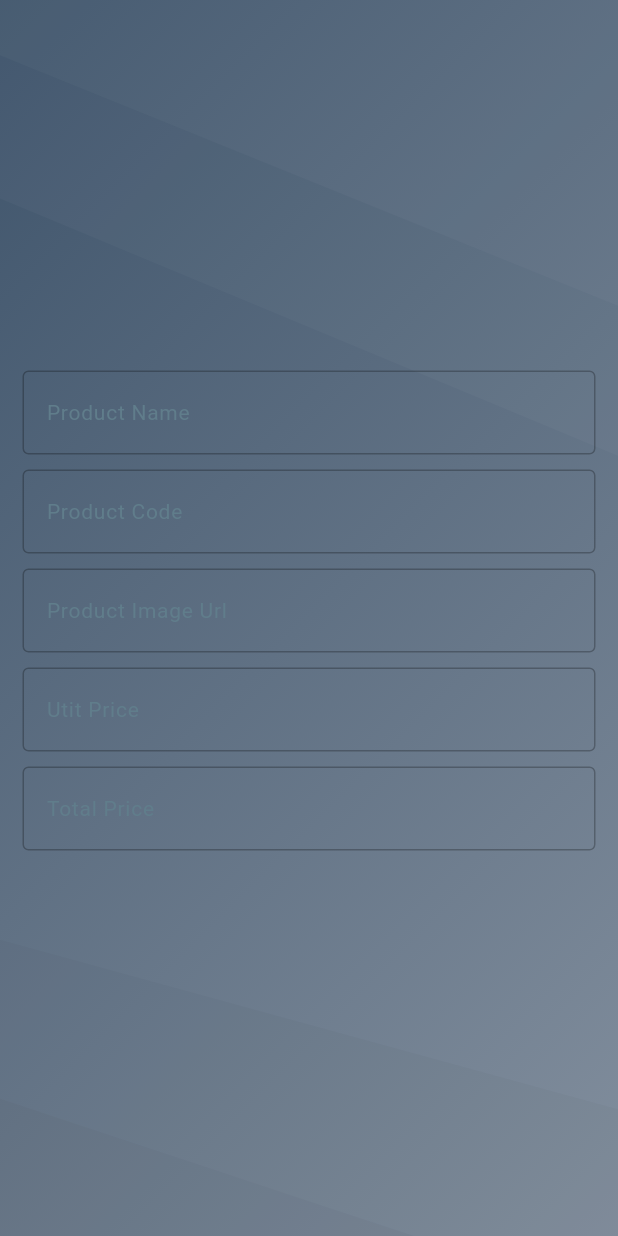
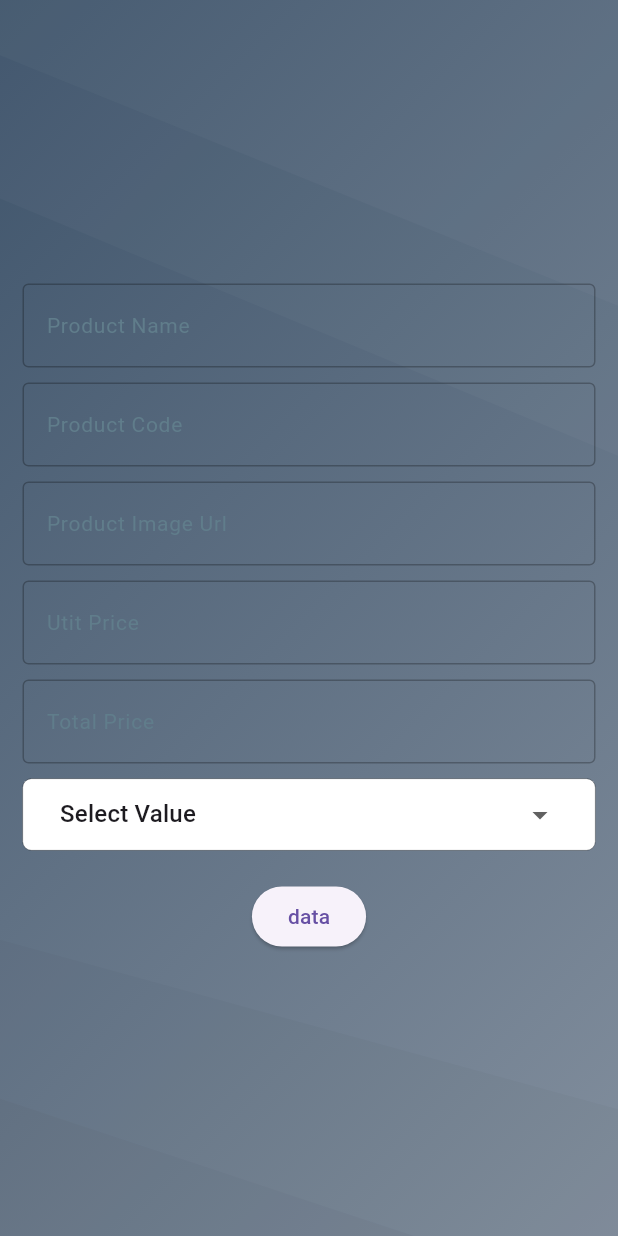
Before and after one commit to alazad214/crud-app, a Flutter app: the screen it shows after launch, on a phone screen of 412 x 824 dp. Run offline on Flutter 3.47's test engine with Material 3 defaults, Android fonts, the light colour scheme and no system bars; our stand-ins replace flutter_svg.

Commit message:
dropdown button and elevedetd button added

```diff
--- a/lib/app/home/view/home.dart
+++ b/lib/app/home/view/home.dart
@@ -8,35 +8,94 @@ class Home extends StatelessWidget {
   @override
   Widget build(BuildContext context) {
     return Scaffold(
-      body: Stack(
+      body: Center(
+        child: SingleChildScrollView(
+          child: Stack(
+            alignment: Alignment.center,
             children: [
               appBackgound(context),
               Container(
-            alignment: Alignment.center,
                   width: double.infinity,
-            padding: const EdgeInsets.symmetric(horizontal: 10, vertical: 30),
-            child: const Column(
+                  padding:
+                      const EdgeInsets.symmetric(horizontal: 10, vertical: 30),
+                  child: Column(
                       mainAxisAlignment: MainAxisAlignment.center,
                       children: [
-                CustomTextfield(
+                        const CustomTextfield(
                           hinttext: 'Product Name',
                         ),
-                CustomTextfield(
+                        const CustomTextfield(
                           hinttext: 'Product Code',
                         ),
-                CustomTextfield(
+                        const CustomTextfield(
                           hinttext: 'Product Image Url',
                         ),
-                CustomTextfield(
+                        const CustomTextfield(
                           hinttext: 'Utit Price',
                         ),
-                CustomTextfield(
+                        const CustomTextfield(
                           hinttext: 'Total Price',
                         ),
+                        Padding(
+                          padding: const EdgeInsets.symmetric(horizontal: 5),
+                          child: DecoratedBox(
+                              decoration: BoxDecoration(
+                                  color: Colors.white,
+                                  border: Border.all(width: 0.2),
+                                  borderRadius: BorderRadius.circular(6)),
+                              child: Container(
+                                padding:
+                                    const EdgeInsets.symmetric(horizontal: 15),
+                                margin:
+                                    const EdgeInsets.symmetric(horizontal: 10),
+                                child: DropdownButton(
+                                  value: '',
+                                  items: const [
+                                    DropdownMenuItem(
+                                      value: '',
+                                      child: Text(
+                                        'Select Value',
+                                      ),
+                                    ),
+                                    DropdownMenuItem(
+                                      value: '1',
+                                      child: Text(
+                                        '1',
+                                      ),
+                                    ),
+                                    DropdownMenuItem(
+                                      value: '2',
+                                      child: Text(
+                                        '2',
+                                      ),
+                                    ),
+                                    DropdownMenuItem(
+                                      value: '3',
+                                      child: Text(
+                                        '3',
+                                      ),
+                                    ),
+                                    DropdownMenuItem(
+                                      value: '4',
+                                      child: Text(
+                                        '4',
+                                      ),
+                                    ),
+                                  ],
+                                  onChanged: (value) {},
+                                  underline: Container(),
+                                  isExpanded: true,
+                                ),
+                              )),
+                        ),
+                        const SizedBox(height: 20.0),
+                        Container(
+                            child: ElevatedButton(
+                                onPressed: () {}, child: Text('data')))
+                      ]))
             ],
           ),
-          )
-        ],
+        ),
       ),
     );
   }
```
Lines whose indentation alone changed are shown as unchanged.
